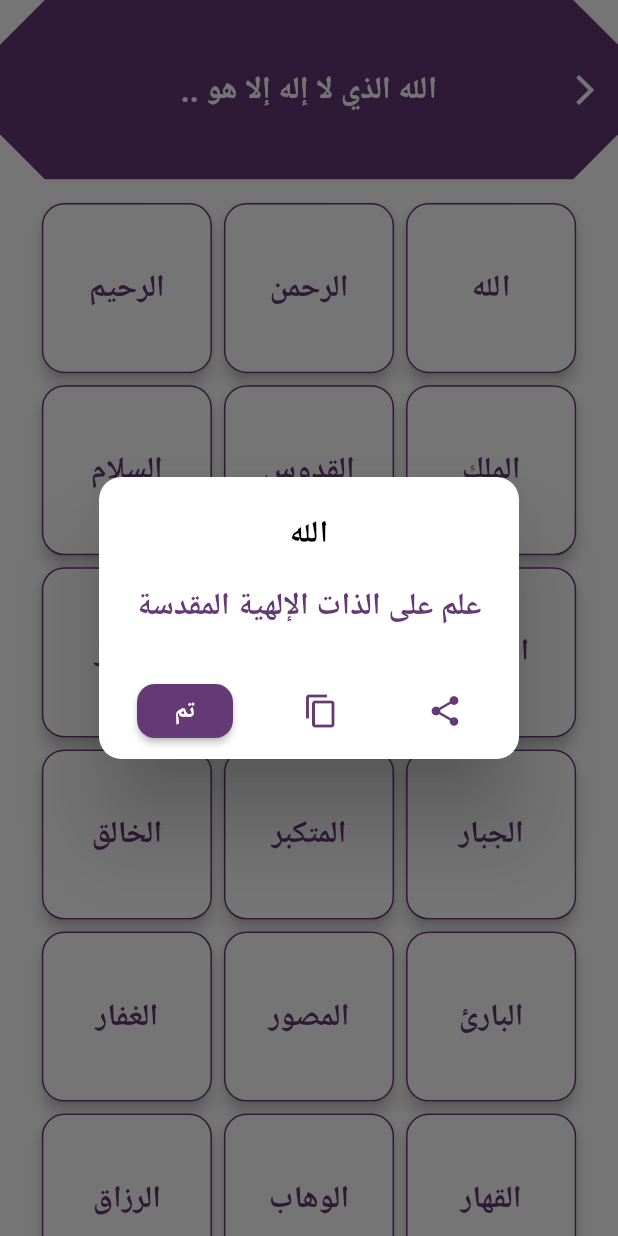
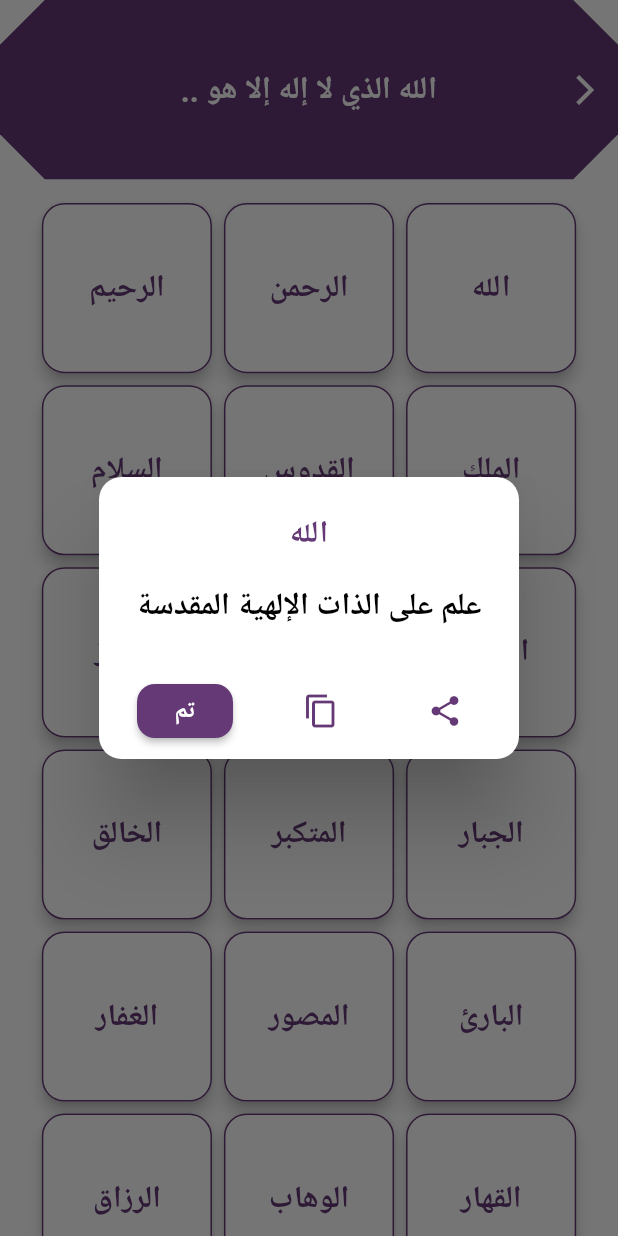
Before and after one commit to Nahed2000/nahed-azkar, a Flutter app: the NameOfAllahScreen screen opened by its route, after a tap on "الله", on a phone screen of 412 x 824 dp. Run offline on Flutter 3.47's test engine with Material 2 defaults, Android fonts, the phone set to English and light mode, and no system bars; our stand-ins replace adhan, audioplayers, connectivity_plus, curved_navigation_bar, flutter_bloc, flutter_colorpicker and 10 more; missing offline and left inert: flutter_islamic_icons, flutter_qiblah, media_cache_manager, quran; accounts and stored records are empty; network calls fail.

Commit message:
finish app

```diff
--- a/lib/cubit/home_cubit.dart
+++ b/lib/cubit/home_cubit.dart
@@ -260,11 +260,11 @@ class HomeCubit extends Cubit<HomeState> with Helpers {
     emit(RestartCountTasbih());
   }
 
-  String selectItemTasbih = "سبحان الله و بجمده";
+  String selectItemTasbih = "سبحان الله و بحمده";
   int selectItemTasbihCount = 33;
 
   List tasbihItem = [
-    ["سبحان الله و بجمده", 33],
+    ["سبحان الله و بحمده", 33],
     ["لا إله الإ الله", 100],
     ["الله أكبر", 33],
     ["الحمد لله", 33],
--- a/lib/screen/app/name_of_allah.dart
+++ b/lib/screen/app/name_of_allah.dart
@@ -29,22 +29,27 @@ class NameOfAllahScreen extends StatelessWidget {
                 NameOfAllah.namesOfAllah[index][0],
                 style: TextStyle(
                     fontSize: 18.sp,
-                    color: MyConstant.myBlack,
+                    color: MyConstant.primaryColor,
                     fontWeight: FontWeight.bold),
                 textAlign: TextAlign.center,
               ),
-              content: Text(NameOfAllah.namesOfAllah[index][1],
-                  style: TextStyle(
-                      fontSize: 18.sp,
-                      color: MyConstant.primaryColor,
-                      fontWeight: FontWeight.bold),
-                  textAlign: TextAlign.center),
+              content: Text(
+                NameOfAllah.namesOfAllah[index][1],
+                style: TextStyle(
+                  fontSize: 18.sp,
+                  color: MyConstant.myBlack,
+                  fontWeight: FontWeight.bold,
+                ),
+                textAlign: TextAlign.center,
+              ),
               alignment: Alignment.center,
               actions: [
                 Row(
                   mainAxisAlignment: MainAxisAlignment.spaceAround,
                   children: [
-                    ShareButton(text: NameOfAllah.namesOfAllah[index][1]),
+                    ShareButton(
+                      text: NameOfAllah.namesOfAllah[index][1],
+                    ),
                     CopyButton(
                         textCopy: NameOfAllah.namesOfAllah[index][1],
                         textMessage: 'تم نسخ الإسم'),
--- a/lib/screen/home_screen.dart
+++ b/lib/screen/home_screen.dart
@@ -48,6 +48,7 @@ class _HomeScreenState extends State<HomeScreen> {
             body: cubit.listScreen[cubit.currentIndex].body,
             bottomNavigationBar: CurvedNavigationBar(
               height: 50.h,
+              buttonBackgroundColor: MyConstant.myWhite,
               onTap: (value) => cubit.changeCurrentIndex(value),
               index: cubit.currentIndex,
               backgroundColor: MyConstant.primaryColor,
--- a/lib/widget/app/item.dart
+++ b/lib/widget/app/item.dart
@@ -26,7 +26,7 @@ class ItemsScreen extends StatelessWidget {
         style: TextStyle(
             fontWeight: FontWeight.bold,
             fontSize: 19.sp,
-            color: MyConstant.myBlack),
+            color: MyConstant.primaryColor),
         textAlign: TextAlign.center,
       ),
     );
```
Also changed, not shown: lib/screen/app/al_ayat/ayat.dart (+6 -2 lines), lib/screen/app/quran/sura.dart (+25 -13 lines), lib/screen/app/sonn_mahjora/sonn.dart (+13 -6 lines), lib/screen/bnb/qruan.dart (+6 -9 lines).
